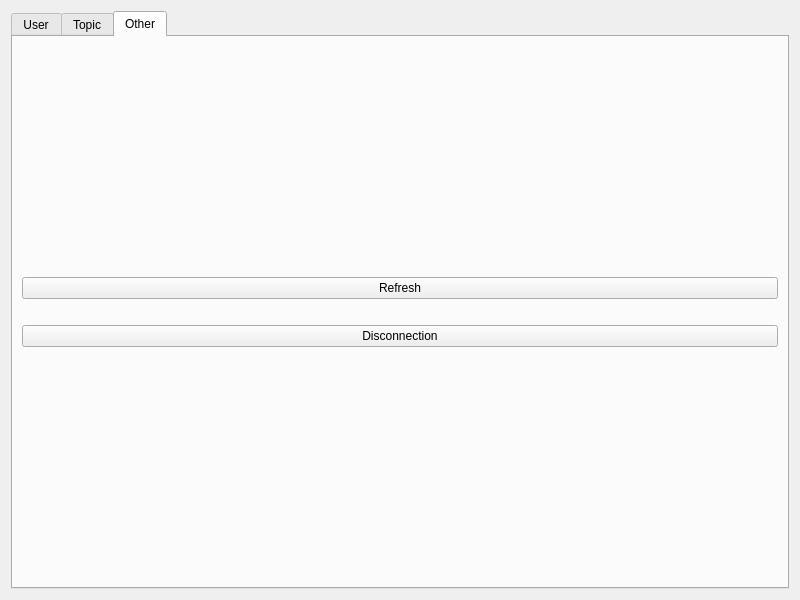
Above: mainmenu.ui from G4bleb/salt-n-pepper before the change. Below: the same form after it.
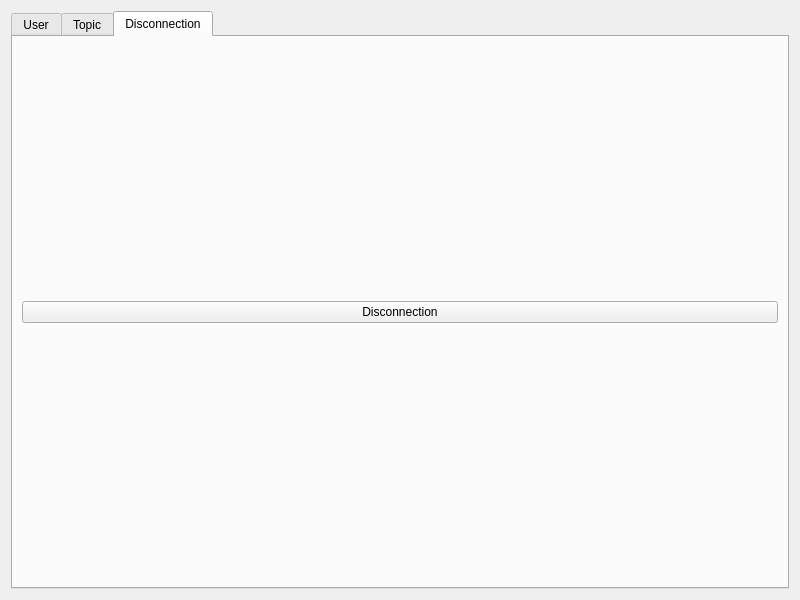
That is the form after the change. The open tabs and pages were chosen to show the change.

Diff of the .ui file:
```diff
--- a/mainmenu.ui
+++ b/mainmenu.ui
@@ -251,7 +251,7 @@
      </widget>
      <widget class="QWidget" name="tab">
       <attribute name="title">
-       <string>Other</string>
+       <string>Disconnection</string>
       </attribute>
       <layout class="QVBoxLayout" name="verticalLayout_2">
        <item>
@@ -267,26 +267,6 @@
          </property>
         </spacer>
        </item>
-       <item>
-        <widget class="QPushButton" name="pushButton_refresh">
-         <property name="text">
-          <string>Refresh</string>
-         </property>
-        </widget>
-       </item>
-       <item>
-        <spacer name="horizontalSpacer">
-         <property name="orientation">
-          <enum>Qt::Horizontal</enum>
-         </property>
-         <property name="sizeHint" stdset="0">
-          <size>
-           <width>40</width>
-           <height>20</height>
-          </size>
-         </property>
-        </spacer>
-       </item>
        <item>
         <widget class="QPushButton" name="pushButton_disconnect">
          <property name="text">
```
